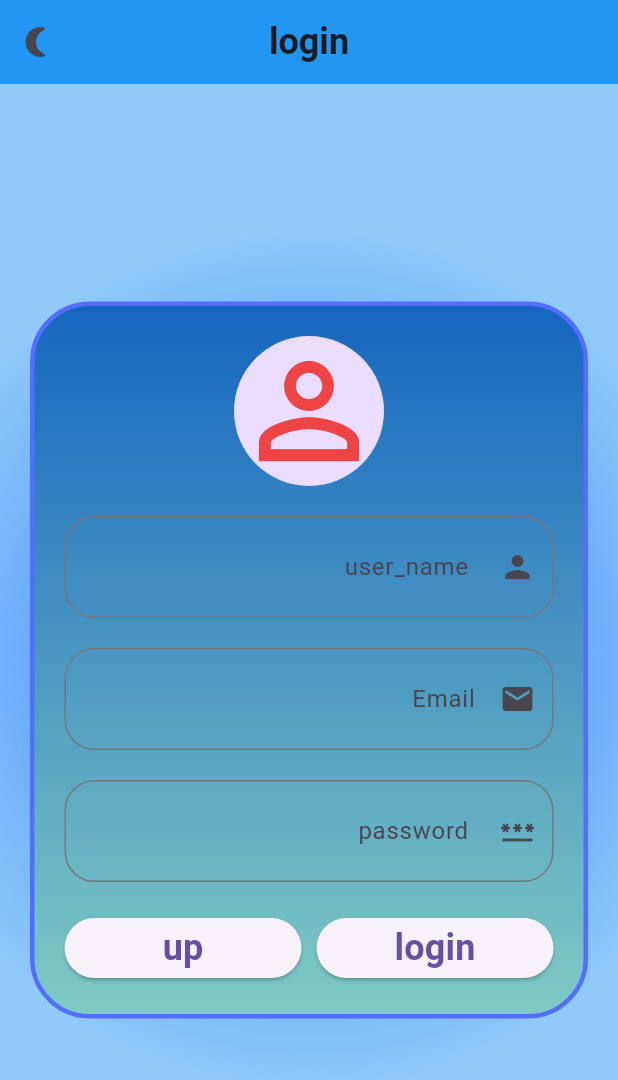
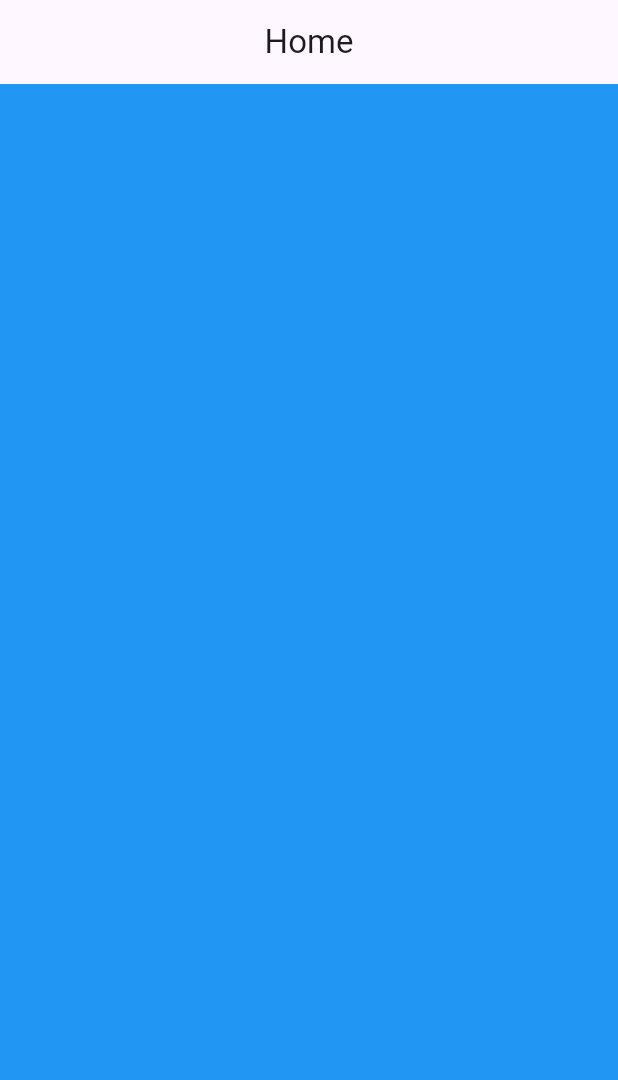
Before and after one commit to hilm733/h2, a Flutter app: the screen it shows after launch, after a tap on "login", on a phone screen of 412 x 824 dp. Shown: the top 1080 px of the screen. Run offline on Flutter 3.47's test engine with Material 3 defaults, Android fonts, the phone set to English and light mode, and no system bars.

Commit message:
first commit in action brancha dd home window and action button 'login'

```diff
--- /dev/null
+++ b/lib/home.dart
@@ -0,0 +1,14 @@
+import 'package:flutter/material.dart';
+class home extends StatelessWidget {
+  const home({super.key});
+
+  @override
+  Widget build(BuildContext context) {
+    return Scaffold(
+      appBar: AppBar(
+        title: Text("Home"),
+        centerTitle: true,
+      ),
+    );
+  }
+}
--- a/lib/login.dart
+++ b/lib/login.dart
@@ -2,6 +2,7 @@ import 'package:provider/provider.dart';
 import 'package:flutter/material.dart';
 import 'main.dart';
 import 'dark_light.dart';
+import 'home.dart';
 
 class Log extends StatelessWidget {
 
@@ -128,7 +129,9 @@ class Log extends StatelessWidget {
                                   fontWeight: FontWeight.bold,
                                 ),
                               ),
-                              onPressed: () {},
+                              onPressed: () {
+                                Navigator.pushReplacement(context, MaterialPageRoute(builder: (context)=>home()));
+                              },
                             ),
                           ),
                           Expanded(
```
